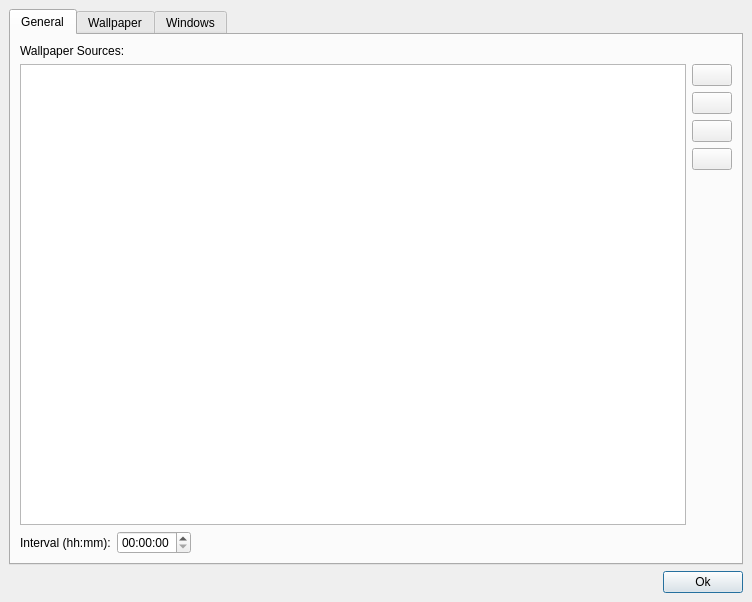
Old version of the form wpcg/presentation/ui/settings.ui in the repository JakobPer/wpcg-py.
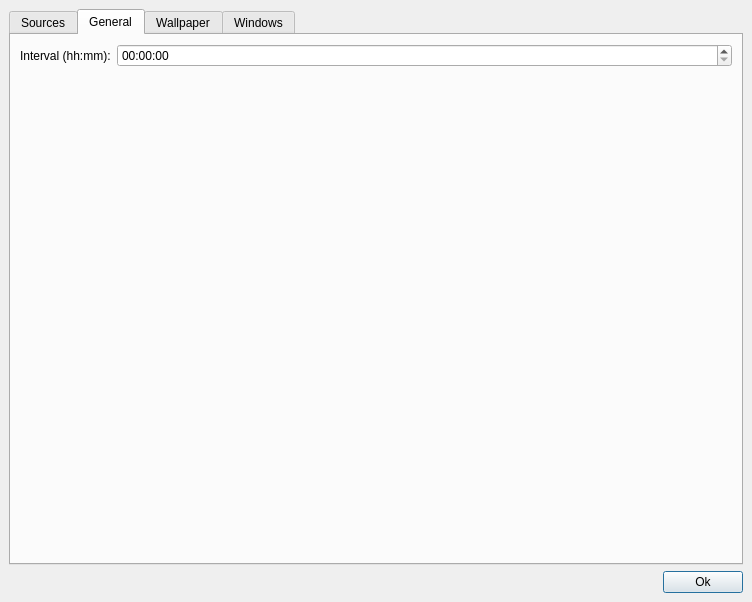
New version of the form. The open tabs and pages were chosen to show the change. Icons and pictures are not drawn.

Commit message: changes settings ui a bit, more icons

The edit to the form file:
```diff
--- a/wpcg/presentation/ui/settings.ui
+++ b/wpcg/presentation/ui/settings.ui
@@ -25,15 +25,18 @@
      <verstretch>0</verstretch>
     </sizepolicy>
    </property>
-   <layout class="QGridLayout" name="gridLayout_3">
-    <item row="0" column="0">
+   <layout class="QVBoxLayout" name="verticalLayout_7">
+    <item>
      <widget class="QTabWidget" name="tabWidget">
       <property name="currentIndex">
        <number>0</number>
       </property>
-      <widget class="QWidget" name="tab_general">
+      <widget class="QWidget" name="tab_sources">
+       <attribute name="icon">
+        <iconset theme="folder-remote-symbolic"/>
+       </attribute>
        <attribute name="title">
-        <string>General</string>
+        <string>Sources</string>
        </attribute>
        <layout class="QVBoxLayout" name="verticalLayout_3">
         <item>
@@ -155,19 +158,34 @@
           </item>
          </layout>
         </item>
+       </layout>
+      </widget>
+      <widget class="QWidget" name="tab_general">
+       <property name="sizePolicy">
+        <sizepolicy hsizetype="Minimum" vsizetype="Preferred">
+         <horstretch>0</horstretch>
+         <verstretch>0</verstretch>
+        </sizepolicy>
+       </property>
+       <property name="layoutDirection">
+        <enum>Qt::LeftToRight</enum>
+       </property>
+       <attribute name="icon">
+        <iconset theme="settings-configure"/>
+       </attribute>
+       <attribute name="title">
+        <string>General</string>
+       </attribute>
+       <layout class="QVBoxLayout" name="verticalLayout_9">
+        <property name="sizeConstraint">
+         <enum>QLayout::SetDefaultConstraint</enum>
+        </property>
         <item>
-         <layout class="QGridLayout" name="gridLayout">
-          <item row="0" column="3">
-           <widget class="QTimeEdit" name="teInterval">
-            <property name="minimumSize">
-             <size>
-              <width>60</width>
-              <height>0</height>
-             </size>
-            </property>
-           </widget>
-          </item>
-          <item row="0" column="1">
+         <layout class="QHBoxLayout" name="horizontalLayout">
+          <property name="sizeConstraint">
+           <enum>QLayout::SetDefaultConstraint</enum>
+          </property>
+          <item>
            <widget class="QLabel" name="label_2">
             <property name="sizePolicy">
              <sizepolicy hsizetype="Fixed" vsizetype="Preferred">
@@ -180,21 +198,31 @@
             </property>
            </widget>
           </item>
-          <item row="0" column="4">
-           <spacer name="horizontalSpacer_2">
-            <property name="orientation">
-             <enum>Qt::Horizontal</enum>
-            </property>
-            <property name="sizeHint" stdset="0">
+          <item>
+           <widget class="QTimeEdit" name="teInterval">
+            <property name="minimumSize">
              <size>
-              <width>40</width>
-              <height>20</height>
+              <width>60</width>
+              <height>0</height>
              </size>
             </property>
-           </spacer>
+           </widget>
           </item>
          </layout>
         </item>
+        <item>
+         <spacer name="verticalSpacer_4">
+          <property name="orientation">
+           <enum>Qt::Vertical</enum>
+          </property>
+          <property name="sizeHint" stdset="0">
+           <size>
+            <width>20</width>
+            <height>40</height>
+           </size>
+          </property>
+         </spacer>
+        </item>
        </layout>
       </widget>
       <widget class="QWidget" name="tab_wallpaper">
@@ -546,25 +574,9 @@
       </widget>
      </widget>
     </item>
-    <item row="1" column="0">
-     <layout class="QHBoxLayout" name="horizontalLayout">
-      <property name="sizeConstraint">
-       <enum>QLayout::SetDefaultConstraint</enum>
-      </property>
-      <item>
-       <spacer name="horizontalSpacer">
-        <property name="orientation">
-         <enum>Qt::Horizontal</enum>
-        </property>
-        <property name="sizeHint" stdset="0">
-         <size>
-          <width>40</width>
-          <height>20</height>
-         </size>
-        </property>
-       </spacer>
-      </item>
-      <item>
+    <item>
+     <layout class="QGridLayout" name="gridLayout">
+      <item row="0" column="3">
        <widget class="QPushButton" name="btnOk">
         <property name="sizePolicy">
          <sizepolicy hsizetype="Fixed" vsizetype="Fixed">
@@ -580,6 +592,19 @@
         </property>
        </widget>
       </item>
+      <item row="0" column="2">
+       <spacer name="horizontalSpacer_2">
+        <property name="orientation">
+         <enum>Qt::Horizontal</enum>
+        </property>
+        <property name="sizeHint" stdset="0">
+         <size>
+          <width>40</width>
+          <height>20</height>
+         </size>
+        </property>
+       </spacer>
+      </item>
      </layout>
     </item>
    </layout>
```
Left out of the diff: 3 changed lines with no effect on the pictures. The commit also changes 1 other file.
